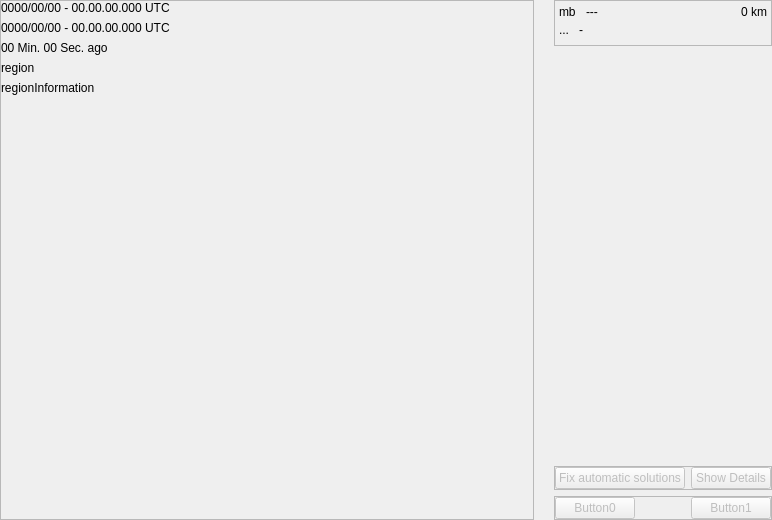
Old version of the form src/gui-qt4/libs/seiscomp3/gui/datamodel/eventsummaryview.ui in the repository SeisComP/common.
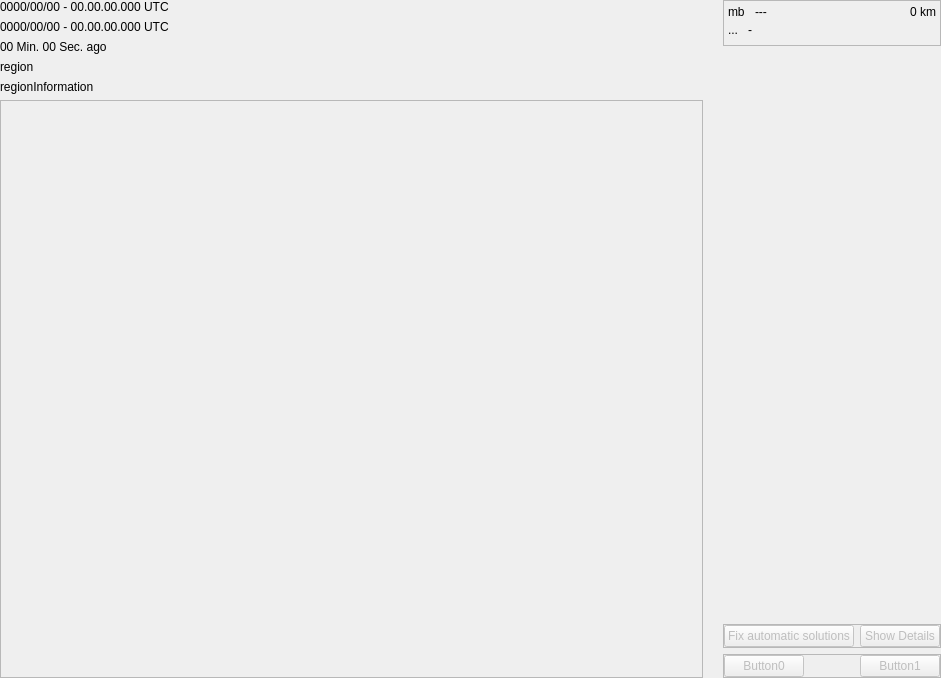
New version of the form.

What changed in the file:
```diff
--- a/src/gui-qt4/libs/seiscomp3/gui/datamodel/eventsummaryview.ui
+++ b/src/gui-qt4/libs/seiscomp3/gui/datamodel/eventsummaryview.ui
@@ -8,8 +8,8 @@
    <rect>
     <x>0</x>
     <y>0</y>
-    <width>772</width>
-    <height>520</height>
+    <width>941</width>
+    <height>678</height>
    </rect>
   </property>
   <property name="windowTitle" >
@@ -45,7 +45,7 @@
       </size>
      </property>
      <property name="frameShape" >
-      <enum>QFrame::StyledPanel</enum>
+      <enum>QFrame::NoFrame</enum>
      </property>
      <property name="frameShadow" >
       <enum>QFrame::Raised</enum>
@@ -130,10 +130,10 @@
          </sizepolicy>
         </property>
         <property name="frameShape" >
-         <enum>QFrame::NoFrame</enum>
+         <enum>QFrame::StyledPanel</enum>
         </property>
         <property name="frameShadow" >
-         <enum>QFrame::Raised</enum>
+         <enum>QFrame::Sunken</enum>
         </property>
        </widget>
       </item>
```
